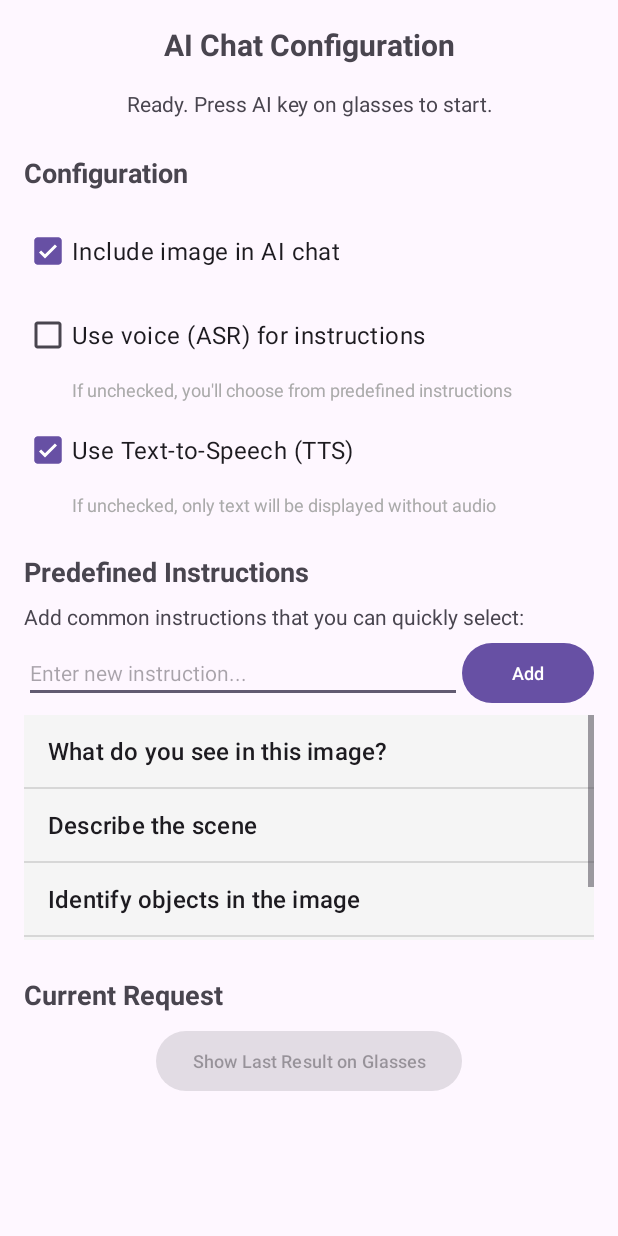
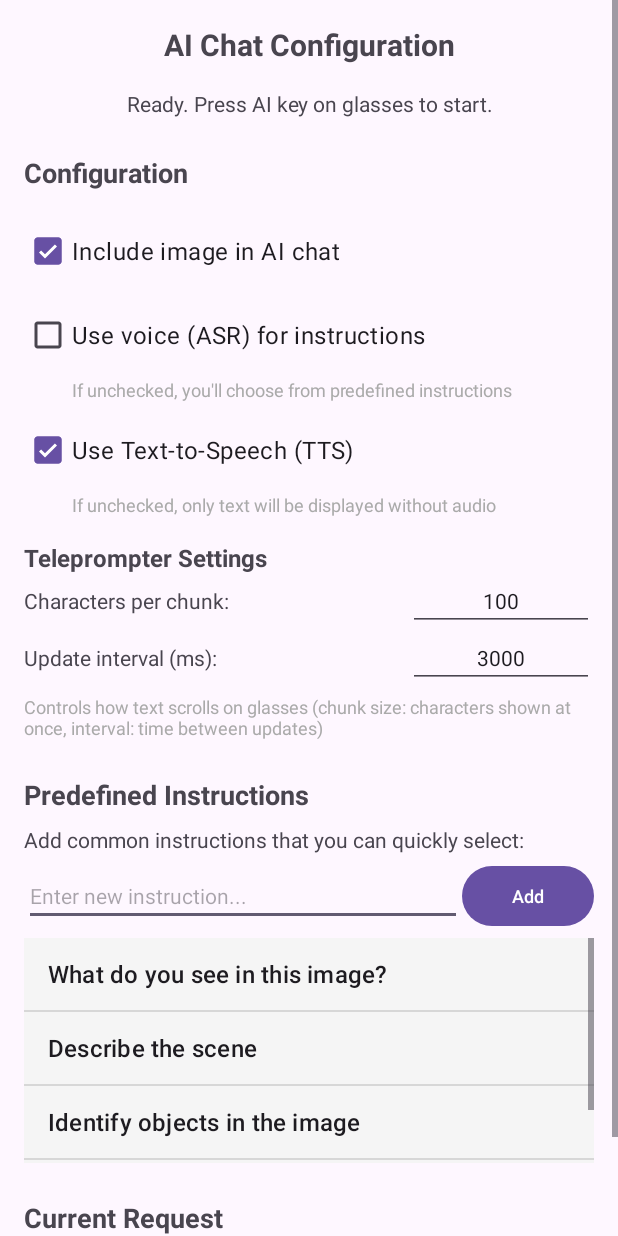
Before and after one commit to ECHO-HELLO-WORLD424/NeuroGlasses, an Android app: the AITestActivity screen opened directly, with no data from a screen before it, on a phone screen of 412 x 824 dp. Run offline under Robolectric (Android 15) with nearby library versions, the phone set to English and light mode, and no system bars; libraries missing offline, so code that uses them is left out: com.rokid.cxr; 11 statements that could not run were skipped.

Commit message:
Adjusting teleprompt speed

```diff
--- a/app/src/main/java/com/patrick/neuroglasses/activities/AITestActivity.kt
+++ b/app/src/main/java/com/patrick/neuroglasses/activities/AITestActivity.kt
@@ -30,6 +30,7 @@ import java.io.File
  * - Configure whether to include images in AI chat
  * - Configure whether to use ASR (voice) or predefined instructions
  * - Configure whether to use Text-to-Speech (TTS) for responses
+ * - Configure teleprompter settings (chunk size and update interval)
  * - Manage predefined instructions
  * - Process AI requests when the AI key is pressed on glasses
  */
@@ -42,6 +43,8 @@ class AITestActivity : AppCompatActivity() {
     private lateinit var includeImageCheckBox: CheckBox
     private lateinit var useAsrCheckBox: CheckBox
     private lateinit var useTtsCheckBox: CheckBox
+    private lateinit var chunkSizeEditText: EditText
+    private lateinit var updateIntervalEditText: EditText
     private lateinit var newInstructionEditText: EditText
     private lateinit var addInstructionButton: Button
     private lateinit var instructionsListView: ListView
@@ -90,6 +93,8 @@ class AITestActivity : AppCompatActivity() {
         includeImageCheckBox = findViewById(R.id.includeImageCheckBox)
         useAsrCheckBox = findViewById(R.id.useAsrCheckBox)
         useTtsCheckBox = findViewById(R.id.useTtsCheckBox)
+        chunkSizeEditText = findViewById(R.id.chunkSizeEditText)
+        updateIntervalEditText = findViewById(R.id.updateIntervalEditText)
         newInstructionEditText = findViewById(R.id.newInstructionEditText)
         addInstructionButton = findViewById(R.id.addInstructionButton)
         instructionsListView = findViewById(R.id.instructionsListView)
@@ -482,12 +487,21 @@ class AITestActivity : AppCompatActivity() {
 
         updateProcessingStatus("Displaying result on glasses...")
 
+        // Get teleprompter settings from UI
+        val chunkSize = chunkSizeEditText.text.toString().toIntOrNull() ?: 100
+        val updateInterval = updateIntervalEditText.text.toString().toLongOrNull() ?: 3000L
+
+        // Validate values
+        val validatedChunkSize = if (chunkSize > 0) chunkSize else 100
+        val validatedInterval = if (updateInterval > 0) updateInterval else 3000L
+
+        Log.d(appTag, "Using teleprompter settings: chunkSize=$validatedChunkSize, interval=${validatedInterval}ms")
+
         // Use CustomSceneHelper to display with scrolling
-        // Split text every 100 characters, update every 3 seconds
         val status = customSceneHelper.displayTextResultWithScroll(
             resultText = resultText,
-            chunkSize = 100,
-            updateIntervalMs = 3000
+            chunkSize = validatedChunkSize,
+            updateIntervalMs = validatedInterval
         )
         Log.d(appTag, "Display status: $status")
     }
--- a/app/src/main/res/layout/activity_second.xml
+++ b/app/src/main/res/layout/activity_second.xml
@@ -113,6 +113,86 @@
             app:layout_constraintStart_toStartOf="parent"
             app:layout_constraintTop_toBottomOf="@+id/useTtsCheckBox" />
 
+        <!-- Teleprompter Settings Section -->
+        <TextView
+            android:id="@+id/teleprompterSectionTitle"
+            android:layout_width="wrap_content"
+            android:layout_height="wrap_content"
+            android:layout_marginTop="16dp"
+            android:text="Teleprompter Settings"
+            android:textSize="16sp"
+            android:textStyle="bold"
+            app:layout_constraintStart_toStartOf="parent"
+            app:layout_constraintTop_toBottomOf="@+id/ttsHintText" />
+
+        <TextView
+            android:id="@+id/chunkSizeLabel"
+            android:layout_width="0dp"
+            android:layout_height="wrap_content"
+            android:layout_marginTop="8dp"
+            android:text="Characters per chunk:"
+            android:textSize="14sp"
+            app:layout_constraintEnd_toStartOf="@+id/chunkSizeEditText"
+            app:layout_constraintStart_toStartOf="parent"
+            app:layout_constraintTop_toBottomOf="@+id/teleprompterSectionTitle"
+            app:layout_constraintHorizontal_chainStyle="spread_inside"
+            app:layout_constraintHorizontal_weight="1" />
+
+        <EditText
+            android:id="@+id/chunkSizeEditText"
+            android:layout_width="0dp"
+            android:layout_height="wrap_content"
+            android:layout_marginStart="8dp"
+            android:text="100"
+            android:inputType="number"
+            android:textSize="14sp"
+            android:gravity="center"
+            app:layout_constraintEnd_toEndOf="parent"
+            app:layout_constraintStart_toEndOf="@+id/chunkSizeLabel"
+            app:layout_constraintTop_toTopOf="@+id/chunkSizeLabel"
+            app:layout_constraintBottom_toBottomOf="@+id/chunkSizeLabel"
+            app:layout_constraintHorizontal_weight="0.5" />
+
+        <TextView
+            android:id="@+id/updateIntervalLabel"
+            android:layout_width="0dp"
+            android:layout_height="wrap_content"
+            android:layout_marginTop="8dp"
+            android:text="Update interval (ms):"
+            android:textSize="14sp"
+            app:layout_constraintEnd_toStartOf="@+id/updateIntervalEditText"
+            app:layout_constraintStart_toStartOf="parent"
+            app:layout_constraintTop_toBottomOf="@+id/chunkSizeEditText"
+            app:layout_constraintHorizontal_chainStyle="spread_inside"
+            app:layout_constraintHorizontal_weight="1" />
+
+        <EditText
+            android:id="@+id/updateIntervalEditText"
+            android:layout_width="0dp"
+            android:layout_height="wrap_content"
+            android:layout_marginStart="8dp"
+            android:text="3000"
+            android:inputType="number"
+            android:textSize="14sp"
+            android:gravity="center"
+            app:layout_constraintEnd_toEndOf="parent"
+            app:layout_constraintStart_toEndOf="@+id/updateIntervalLabel"
+            app:layout_constraintTop_toTopOf="@+id/updateIntervalLabel"
+            app:layout_constraintBottom_toBottomOf="@+id/updateIntervalLabel"
+            app:layout_constraintHorizontal_weight="0.5" />
+
+        <TextView
+            android:id="@+id/teleprompterHintText"
+            android:layout_width="0dp"
+            android:layout_height="wrap_content"
+            android:layout_marginTop="4dp"
+            android:text="Controls how text scrolls on glasses (chunk size: characters shown at once, interval: time between updates)"
+            android:textSize="12sp"
+            android:textColor="@android:color/darker_gray"
+            app:layout_constraintEnd_toEndOf="parent"
+            app:layout_constraintStart_toStartOf="parent"
+            app:layout_constraintTop_toBottomOf="@+id/updateIntervalEditText" />
+
         <!-- Predefined Instructions Section -->
         <TextView
             android:id="@+id/instructionsSectionTitle"
@@ -123,7 +203,7 @@
             android:textSize="18sp"
             android:textStyle="bold"
             app:layout_constraintStart_toStartOf="parent"
-            app:layout_constraintTop_toBottomOf="@+id/ttsHintText" />
+            app:layout_constraintTop_toBottomOf="@+id/teleprompterHintText" />
 
         <TextView
             android:id="@+id/instructionsHint"
```
